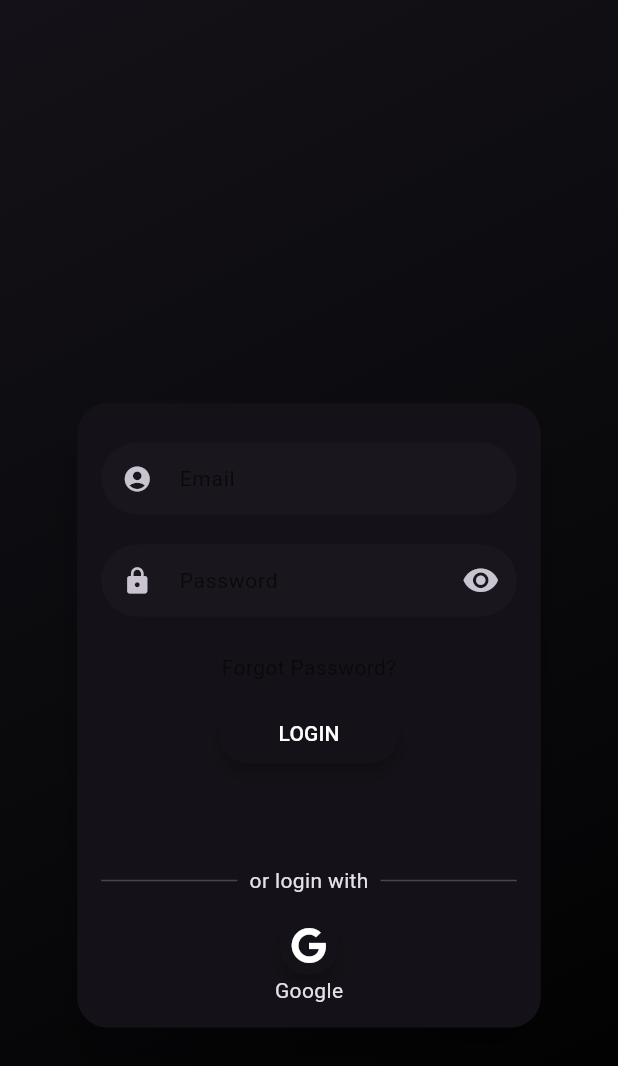
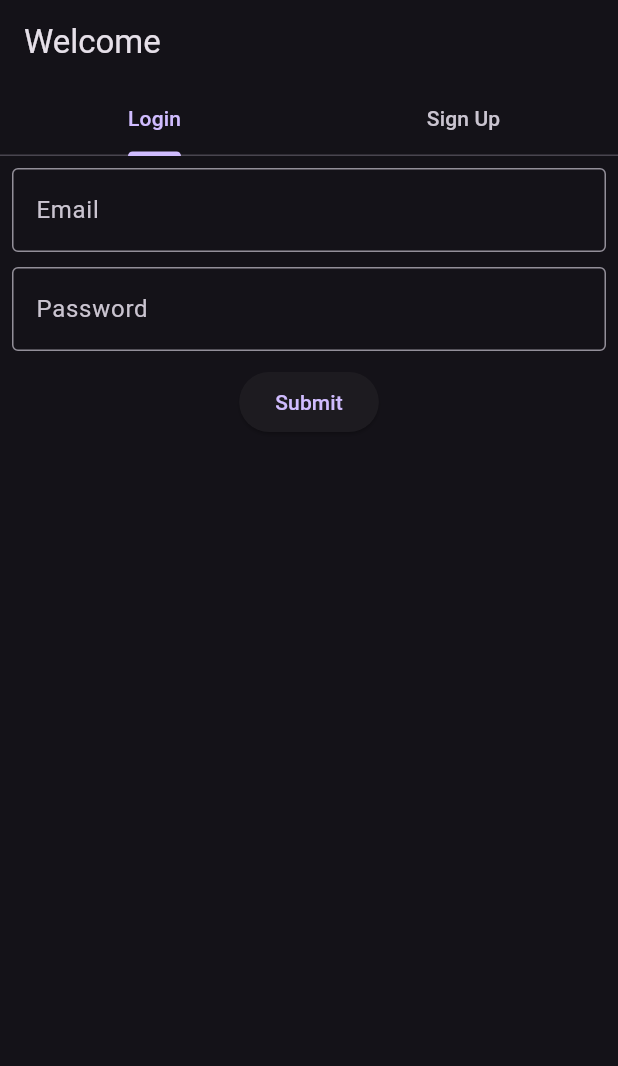
Before and after one commit to yusrabudiman/ZEUS_movie_flutter, a Flutter app: the screen it shows after launch, on a phone screen of 412 x 824 dp. Shown: the top 1066 px of the screen. Run offline on Flutter 3.47's test engine with Material 2 defaults, Android fonts, the phone set to English and light mode, and no system bars; drawn by our look-alikes of flutter_form_builder, flutter_login; our stand-ins replace cloud_firestore, dio, firebase_analytics, firebase_auth, firebase_core, firebase_database and 3 more; accounts and stored records are empty.

Commit message:
add user biodata

```diff
--- a/lib/formpage/auth.dart
+++ b/lib/formpage/auth.dart
@@ -1,14 +1,16 @@
+//
+
 import 'package:firebase_auth/firebase_auth.dart';
 
 class AuthFirebase {
   final FirebaseAuth _firebaseAuth = FirebaseAuth.instance;
 
-  Future<String?> signUp(String email, String password) async {
-    UserCredential authResult = await _firebaseAuth
-        .createUserWithEmailAndPassword(email: email, password: password);
-    User? user = authResult.user;
-    return user?.uid;
-  }
+//   // Future<String?> signUp(String email, String password) async {
+//   //   UserCredential authResult = await _firebaseAuth
+//   //       .createUserWithEmailAndPassword(email: email, password: password);
+//   //   User? user = authResult.user;
+//   //   return user?.uid;
+//   // }
 
   Future<String?> login(String email, String password) async {
     try {
--- /dev/null
+++ b/lib/formpage/flutter_form_log_sign.dart
@@ -0,0 +1,247 @@
+import 'package:flutter/material.dart';
+import 'package:flutter_form_builder/flutter_form_builder.dart';
+import 'package:firebase_auth/firebase_auth.dart';
+import 'package:spons/menu.dart';
+import 'package:image_picker/image_picker.dart';
+import 'package:firebase_storage/firebase_storage.dart';
+import 'dart:io';
+
+import 'package:firebase_database/firebase_database.dart';
+
+class LoginForm extends StatefulWidget {
+  @override
+  _LoginFormState createState() => _LoginFormState();
+}
+
+class _LoginFormState extends State<LoginForm> {
+  final _formKeySignUp = GlobalKey<FormBuilderState>();
+  final _formKeySignin = GlobalKey<FormBuilderState>();
+  final FirebaseAuth _auth = FirebaseAuth.instance;
+
+  void someFunction() async {
+    await Future.delayed(Duration(seconds: 2));
+    if (mounted) {
+      print(context.widget);
+    }
+  }
+
+  String? Function(String?)? emailValidator = (value) {
+    if (value == null || value.isEmpty) {
+      return 'Please enter your email';
+    } else if (!value.contains('@')) {
+      return 'Please enter a valid email';
+    }
+    return null;
+  };
+
+  String? Function(String?)? passwordValidator = (value) {
+    if (value == null || value.isEmpty) {
+      return 'Please enter your password';
+    } else if (value.length < 6) {
+      return 'Password must be at least 6 characters';
+    }
+    return null;
+  };
+
+  @override
+  Widget build(BuildContext context) {
+    var validator;
+    return DefaultTabController(
+      length: 2,
+      child: Scaffold(
+        appBar: AppBar(
+          title: const Text('Welcome'),
+          bottom: const TabBar(
+            tabs: <Widget>[
+              Tab(text: 'Login'),
+              Tab(text: 'Sign Up'),
+            ],
+          ),
+        ),
+        body: TabBarView(
+          children: <Widget>[
+            // Login form
+            Padding(
+              padding: EdgeInsets.all(8.0),
+              child: FormBuilder(
+                key: _formKeySignin,
+                autovalidateMode: AutovalidateMode.disabled,
+                child: Column(
+                  children: <Widget>[
+                    FormBuilderTextField(
+                      name: 'email',
+                      decoration: InputDecoration(
+                        labelText: 'Email',
+                        border: OutlineInputBorder(),
+                      ),
+                      validator: emailValidator,
+                    ),
+                    SizedBox(height: 10),
+                    FormBuilderTextField(
+                      name: 'password',
+                      decoration: InputDecoration(
+                        labelText: 'Password',
+                        border: OutlineInputBorder(),
+                      ),
+                      obscureText: true,
+                      validator: passwordValidator,
+                    ),
+                    SizedBox(height: 10),
+                    ElevatedButton(
+                      child: Text("Submit"),
+                      onPressed: () async {
+                        _formKeySignin.currentState?.save();
+                        if (_formKeySignin.currentState?.validate() == true) {
+                          try {
+                            // ignore: unused_local_variable
+                            UserCredential userCredential =
+                                await _auth.signInWithEmailAndPassword(
+                              email: _formKeySignin
+                                  .currentState?.fields['email']?.value,
+                              password: _formKeySignin
+                                  .currentState?.fields['password']?.value,
+                            );
+
+                            Navigator.pushReplacement(
+                              context,
+                              MaterialPageRoute(
+                                  builder: (context) => MyWidget()),
+                            );
+                          } on FirebaseAuthException catch (e) {
+                            String errorMessage =
+                                'alamat email atau password tidak benar';
+                            if (e.code == 'user-not-found') {
+                              errorMessage = 'alamat email tidak tersedia';
+                            } else if (e.code == 'wrong-password') {
+                              errorMessage = 'password tidak benar';
+                            }
+                            ScaffoldMessenger.of(context).showSnackBar(
+                              SnackBar(
+                                content: Text(errorMessage),
+                              ),
+                            );
+                          }
+                        }
+                      },
+                    )
+                  ],
+                ),
+              ),
+            ),
+            // Sign up form
+            // TODO: Add sign up form here
+            Center(
+              child: Padding(
+                padding: EdgeInsets.all(8.0),
+                child: FormBuilder(
+                  key: _formKeySignUp,
+                  autovalidateMode: AutovalidateMode.disabled,
+                  child: ListView(
+                    children: <Widget>[
+                      FormBuilderTextField(
+                        name: 'realName',
+                        decoration: InputDecoration(
+                          labelText: 'Real Name',
+                          border: OutlineInputBorder(),
+                        ),
+                        validator: validator,
+                      ),
+                      SizedBox(height: 10),
+                      FormBuilderTextField(
+                        name: 'email',
+                        decoration: InputDecoration(
+                          labelText: 'Email',
+                          border: OutlineInputBorder(),
+                        ),
+                        validator: validator,
+                      ),
+                      SizedBox(height: 10),
+                      FormBuilderTextField(
+                        name: 'password',
+                        decoration: InputDecoration(
+                          labelText: 'Password',
+                          border: OutlineInputBorder(),
+                        ),
+                        obscureText: true,
+                        validator: validator,
+                      ),
+                      SizedBox(height: 10),
+
+                      // FormBuilderTextField(
+                      //   name: 'photoProfile',
+                      //   decoration: InputDecoration(
+                      //     labelText: 'Profile Picture URL',
+                      //     border: OutlineInputBorder(),
+                      //   ),
+                      //   validator: validator,
+                      // ),
+                      SizedBox(height: 10),
+                      FormBuilderTextField(
+                        name: 'bio',
+                        decoration: InputDecoration(
+                          labelText: 'Bio',
+                          border: OutlineInputBorder(),
+                        ),
+                        validator: validator,
+                      ),
+                      SizedBox(height: 10),
+                      ElevatedButton(
+                        child: Text("Submit"),
+                        onPressed: () async {
+                          _formKeySignUp.currentState?.save();
+                          if (_formKeySignUp.currentState?.validate() == true) {
+                            try {
+                              // Sign up the user
+                              UserCredential userCredential =
+                                  await _auth.createUserWithEmailAndPassword(
+                                email: _formKeySignUp
+                                    .currentState?.fields['email']?.value,
+                                password: _formKeySignUp
+                                    .currentState?.fields['password']?.value,
+                              );
+
+                              // Save the user data to Firebase Realtime Database
+                              DatabaseReference dbRef = FirebaseDatabase
+                                  .instance
+                                  .reference()
+                                  .child('users')
+                                  .child(userCredential.user!.uid);
+                              await dbRef.set({
+                                'realName': _formKeySignUp
+                                    .currentState?.fields['realName']?.value,
+                                'photoProfile': _formKeySignUp.currentState
+                                    ?.fields['photoProfile']?.value,
+                                'bio': _formKeySignUp
+                                    .currentState?.fields['bio']?.value,
+                              });
+
+                              // Navigate to MyWidget after successful sign up
+                              Navigator.pushReplacement(
+                                context,
+                                MaterialPageRoute(
+                                    builder: (context) => MyWidget()),
+                              );
+                            } catch (e) {
+                              // Handle sign up error
+                              print(e);
+                              ScaffoldMessenger.of(context).showSnackBar(
+                                SnackBar(
+                                  content: Text(
+                                      'An error occurred while signing up.'),
+                                ),
+                              );
+                            }
+                          }
+                        },
+                      )
+                    ],
+                  ),
+                ),
+              ),
+            ),
+          ],
+        ),
+      ),
+    );
+  }
+}
--- a/lib/formpage/flutter_login.dart
+++ /dev/null
@@ -1,101 +0,0 @@
-import 'package:flutter/material.dart';
-import 'package:flutter_login/flutter_login.dart';
-import 'package:font_awesome_flutter/font_awesome_flutter.dart';
-import 'package:spons/formpage/auth.dart';
-import 'package:spons/menu.dart';
-
-import 'firebase_analytics.dart';
-
-class LoginScreen extends StatefulWidget {
-  const LoginScreen({super.key});
-
-  @override
-  State<LoginScreen> createState() => _LoginScreenState();
-}
-
-class _LoginScreenState extends State<LoginScreen> {
-  MyAnalyticsHelper fbAnalytics = MyAnalyticsHelper();
-  late AuthFirebase auth;
-
-  @override
-  void initState() {
-    auth = AuthFirebase();
-    auth.getUser().then((value) {
-      MaterialPageRoute route;
-      if (value != null) {
-        route = MaterialPageRoute(builder: (context) => MyWidget());
-        Navigator.pushReplacement(context, route);
-      }
-    }).catchError((err) => print(err));
-  }
-
-  @override
-  Widget build(BuildContext context) {
-    return FlutterLogin(
-      onLogin: _loginUser,
-      onRecoverPassword: _recoverPassword,
-      onSignup: _onSignUp,
-      passwordValidator: (value) {
-        if (value != null) {
-          if (value.length < 6) {
-            return "Password Must Be 6 Characters";
-          }
-        }
-      },
-      loginProviders: <LoginProvider>[
-        LoginProvider(
-            callback: _onLoginGoogle,
-            icon: FontAwesomeIcons.google,
-            label: 'Google')
-      ],
-      onSubmitAnimationCompleted: () {
-        auth.getUser().then((value) {
-          MaterialPageRoute route;
-          if (value != null) {
-            route = MaterialPageRoute(
-                builder: (context) => MyWidget()); //wid: value.uid
-          } else {
-            route = MaterialPageRoute(builder: (context) => LoginScreen());
-          }
-          Navigator.pushReplacement(context, route);
-        }).catchError((err) => print(err));
-      },
-    );
-  }
-
-  Future<String?>? _loginUser(LoginData data) {
-    return auth.login(data.name, data.password).then((value) {
-      if (value != null) {
-        MaterialPageRoute(builder: (context) => MyWidget()); //wid: value
-        print(fbAnalytics.testEvent("login"));
-      } else {
-        final snackbar = SnackBar(
-          content: const Text('Login Failed, user not Found'),
-          action: SnackBarAction(label: 'OK', onPressed: () {}),
-        );
-        ScaffoldMessenger.of(context).showSnackBar(snackbar);
-        Navigator.of(context).pushReplacement(
-            MaterialPageRoute(builder: (context) => const LoginScreen()));
-      }
-    });
-  }
-
-  Future<String?>? _recoverPassword(String name) {
-    return null;
-  }
-
-  Future<String?>? _onSignUp(SignupData data) {
-    return auth.signUp(data.name!, data.password!).then((value) {
-      print(fbAnalytics.testEvent("login"));
-      final snackbar = SnackBar(
-        content: const Text("Sign Up Successful"),
-        action: SnackBarAction(label: 'OK', onPressed: () {}),
-      );
-      ScaffoldMessenger.of(context).showSnackBar(snackbar);
-    });
-  }
-
-  Future<String?>? _onLoginGoogle() {
-    return null;
-  }
-}
--- a/lib/main.dart
+++ b/lib/main.dart
@@ -4,7 +4,8 @@ import 'package:firebase_core/firebase_core.dart';
 import 'package:flutter/material.dart';
 import 'package:flutter/services.dart';
 import 'package:provider/provider.dart';
-import 'package:spons/formpage/flutter_login.dart';
+import 'package:spons/formpage/flutter_form_log_sign.dart';
+
 import 'package:spons/menu.dart';
 import 'package:spons/provider/watchlist_provider.dart';
 
@@ -22,14 +23,27 @@ Future<void> main() async {
 }
 
 class MyApp extends StatelessWidget {
-  const MyApp({super.key});
+  final FirebaseAuth _auth = FirebaseAuth.instance;
 
   @override
   Widget build(BuildContext context) {
     return MaterialApp(
       theme: ThemeData(useMaterial3: true, brightness: Brightness.dark),
       debugShowCheckedModeBanner: false,
-      home: LoginScreen(), //MyWidget(),
+      home: StreamBuilder<User?>(
+        stream: _auth.authStateChanges(),
+        builder: (BuildContext context, AsyncSnapshot<User?> snapshot) {
+          if (snapshot.connectionState == ConnectionState.active) {
+            if (snapshot.data != null) {
+              return MyWidget(); // If a user is signed in, navigate to MyWidget
+            } else {
+              return LoginForm(); // If no user is signed in, show the login form
+            }
+          } else {
+            return CircularProgressIndicator(); // Show a loading spinner while waiting
+          }
+        },
+      ),
     );
   }
 }
--- a/lib/menu.dart
+++ b/lib/menu.dart
@@ -1,6 +1,7 @@
 import 'package:firebase_auth/firebase_auth.dart';
 import 'package:flutter/material.dart';
-import 'package:spons/formpage/flutter_login.dart';
+import 'package:spons/formpage/flutter_form_log_sign.dart';
+
 import 'package:spons/leftnav.dart';
 import 'package:spons/navigation/home.dart';
 import 'package:spons/navigation/search.dart';
@@ -28,7 +29,7 @@ class _MyWidgetState extends State<MyWidget> {
   Future<void> _signOut() async {
     await FirebaseAuth.instance.signOut();
     Navigator.of(context).pushReplacement(MaterialPageRoute(
-      builder: (context) => LoginScreen(),
+      builder: (context) => LoginForm(),
     ));
   }
 
--- a/lib/navigation/home.dart
+++ b/lib/navigation/home.dart
@@ -1,7 +1,7 @@
 import 'package:dio/dio.dart';
 import 'package:firebase_auth/firebase_auth.dart';
 import 'package:flutter/material.dart';
-import 'package:spons/formpage/flutter_login.dart';
+
 import 'package:spons/leftnav.dart';
 
 import '../detailpage/DetailMovie.dart';
@@ -277,7 +277,7 @@ class _HomeListState extends State<HomeList> {
                   } else if (snapshot.hasError) {
                     return Text('Error fetching data');
                   } else {
-                    return CircularProgressIndicator();
+                    return Center(child: CircularProgressIndicator());
                   }
                 },
               ),
--- a/lib/navigation/watchlist.dart
+++ b/lib/navigation/watchlist.dart
@@ -64,8 +64,7 @@ class _WatchlistState extends State<Watchlist> {
                                                 'assets/not_available.png');
                                           },
                                         )
-                                      : Image.asset(
-                                          'assets/not_available.png'), // Display the asset image when the image path is null
+                                      : Image.asset('assets/not_available.png'),
                                 ),
                                 Text(
                                   '${prov.watchlist[index]['original_title']}',
--- a/pubspec.yaml
+++ b/pubspec.yaml
@@ -40,6 +40,11 @@ dependencies:
   intl: ^0.18.1
   provider: ^6.0.5
   shared_preferences: ^2.2.2
+  flutter_form_builder: ^9.1.1
+  cloud_firestore: ^4.13.3
+  firebase_database: ^10.3.6
+  image_picker: ^1.0.4
+  firebase_storage: ^11.5.3
 
 dev_dependencies:
   flutter_lints: ^2.0.0
```
Also changed, not shown: lib/leftnav.dart (+57 -4 lines), lib/leftnav/settings.dart (+4 -4 lines), 1 other file.
